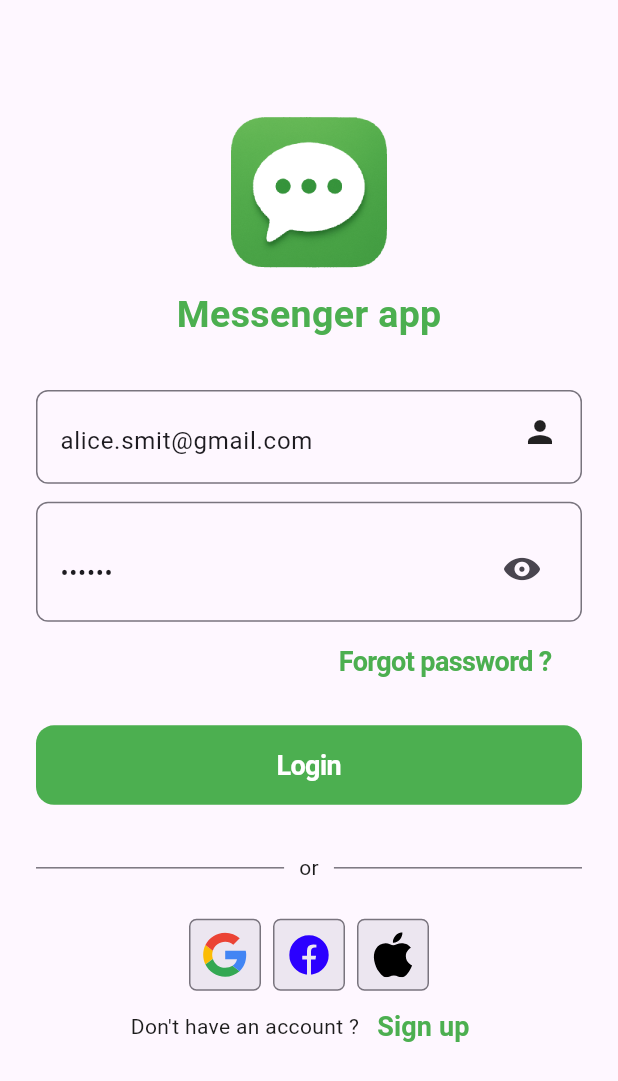
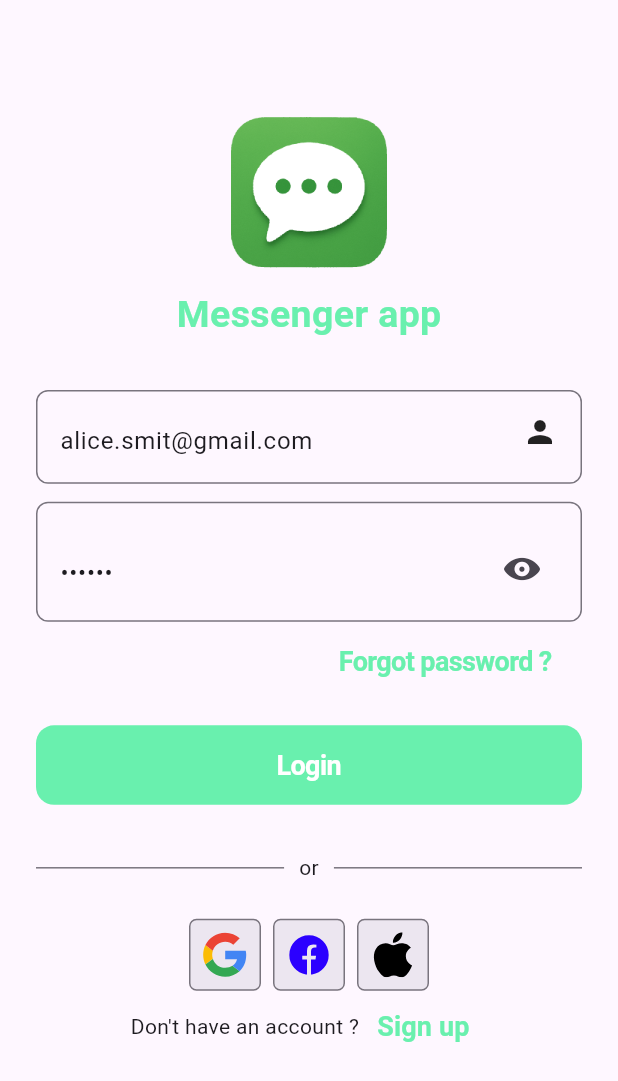
Before and after one commit to NghiemPham0404/messenger_app, a Flutter app: the screen it shows after launch, on a phone screen of 412 x 824 dp. Shown: the top 1081 px of the screen. Run offline on Flutter 3.47's test engine with Material 3 defaults, Android fonts, the phone set to English and light mode, and no system bars; our stand-ins replace dio, firebase_auth, firebase_core, flutter_dotenv, flutter_svg, google_sign_in and 2 more; accounts and stored records are empty; generated files the repository leaves out were written again.

Commit message:
update 9/7/2025
+ add logout
+ add theme and bright mode configuration

```diff
--- /dev/null
+++ b/lib/data/models/custom_color_model.dart
@@ -0,0 +1,8 @@
+import 'dart:ui';
+
+class CustomColorsModel {
+  Color primary;
+  Color primaryDark;
+
+  CustomColorsModel({required this.primary, required this.primaryDark});
+}
--- a/lib/data/repositories/auth_repo.dart
+++ b/lib/data/repositories/auth_repo.dart
@@ -2,7 +2,7 @@ import 'dart:async';
 
 import 'package:chatting_app/data/models/user.dart';
 import 'package:chatting_app/data/network/api_client.dart';
-import 'package:chatting_app/data/network/auth_api.dart';
+import 'package:chatting_app/data/services/auth_service.dart';
 import 'package:chatting_app/data/responses/auth_response.dart';
 import 'package:chatting_app/data/responses/object_response.dart';
 import 'package:chatting_app/util/web_socket_service.dart';
@@ -14,7 +14,7 @@ import 'package:firebase_auth/firebase_auth.dart'
 class AuthRepo {
   static final AuthApiClient _authApiClient = AuthApiClient();
   static final ApiClient _apiClient = ApiClient();
-  static final AuthApi _authApi = _authApiClient.getAuthApi();
+  static final AuthService _authApi = _authApiClient.getAuthApi();
 
   AuthRepo.internal();
 
@@ -57,6 +57,12 @@ class AuthRepo {
     return await _authApi.signUp(signUpBody);
   }
 
+  void logOut() {
+    _currentUser = null;
+    _userOutStream.add(_currentUser);
+    _apiClient.destroy();
+  }
+
   /// GOOGLE SIGN IN PROPERTY
   final GoogleSignIn _googleSignIn = GoogleSignIn(scopes: ['email', 'profile']);
 
--- /dev/null
+++ b/lib/data/repositories/theme_repo.dart
@@ -0,0 +1,100 @@
+import 'dart:async';
+
+import 'package:chatting_app/data/models/custom_color_model.dart';
+import 'package:flutter/material.dart';
+import 'package:shared_preferences/shared_preferences.dart';
+
+class ThemeRepo {
+  ThemeRepo.internal();
+
+  static final ThemeRepo _instance = ThemeRepo.internal();
+
+  factory ThemeRepo() => _instance;
+
+  // static const _primaryColorKey = 'primaryColor';
+  // static const _primaryDarkColorKey = 'primaryDarkColor';
+  static const _seletedColorIndex = 'selectedColorPallete';
+  static const _seletedBrightModeIndex = 'selectedBrightModePallete';
+
+  Future<int> getSavedColorPalleteIndex() async {
+    final prefs = await SharedPreferences.getInstance();
+
+    return prefs.getInt(_seletedColorIndex) ?? 2;
+  }
+
+  Future<int> saveSelectedPalleteIndex(int selectedIndex) async {
+    final prefs = await SharedPreferences.getInstance();
+    prefs.setInt(_seletedColorIndex, selectedIndex);
+    return selectedIndex;
+  }
+
+  Color hexToColor(String hexString) {
+    final buffer = StringBuffer();
+    if (hexString.length == 6 || hexString.length == 7)
+      buffer.write('ff'); // default alpha
+    buffer.write(hexString.replaceFirst('#', ''));
+    return Color(int.parse(buffer.toString(), radix: 16));
+  }
+
+  List<CustomColorsModel> getPalletes() {
+    return [
+      CustomColorsModel(primary: Colors.pink, primaryDark: Colors.redAccent),
+      CustomColorsModel(primary: Colors.yellow, primaryDark: Colors.orange),
+      CustomColorsModel(primary: Colors.greenAccent, primaryDark: Colors.green),
+      CustomColorsModel(primary: Colors.cyan, primaryDark: Colors.blue),
+      CustomColorsModel(
+        primary: Colors.purpleAccent,
+        primaryDark: Colors.purple,
+      ),
+      CustomColorsModel(
+        primary: hexToColor("#FC466B"),
+        primaryDark: hexToColor("#3F5EFB"),
+      ),
+      CustomColorsModel(
+        primary: hexToColor("#00F260"),
+        primaryDark: hexToColor("#0575E6"),
+      ),
+      CustomColorsModel(
+        primary: hexToColor("#22c1c3"),
+        primaryDark: hexToColor("#fdbb2d"),
+      ),
+    ];
+  }
+
+  Future<int> getSavedBrightMode() async {
+    final prefs = await SharedPreferences.getInstance();
+    return prefs.getInt(_seletedBrightModeIndex) ?? -1;
+  }
+
+  Future<int> saveBrightMode(Brightness? brightness) async {
+    final prefs = await SharedPreferences.getInstance();
+    prefs.setInt(_seletedBrightModeIndex, brightness?.index ?? -1);
+    return brightness?.index ?? -1;
+  }
+
+  // int _encodeColor(Color color) => color.value;
+
+  // Color? _decodeColor(int? value) => value != null ? Color(value) : null;
+
+  // Future<void> saveCustomColors(Color primary, Color primaryDark) async {
+  //   final prefs = await SharedPreferences.getInstance();
+  //   await prefs.setInt(_primaryColorKey, _encodeColor(primary));
+  //   await prefs.setInt(_primaryDarkColorKey, _encodeColor(primaryDark));
+  // }
+
+  // void getColorsPallete() async {
+  //   final prefs = await SharedPreferences.getInstance();
+
+  //   final primaryValue = prefs.getInt(_primaryColorKey);
+  //   final primaryDarkValue = prefs.getInt(_primaryDarkColorKey);
+
+  //   final primaryColor = _decodeColor(primaryValue) ?? Colors.green;
+  //   final primaryDarkColor =
+  //       _decodeColor(primaryDarkValue) ?? Colors.green[800]!;
+  //   final customColorPallete = CustomColorsModel(
+  //     primary: primaryColor,
+  //     primaryDark: primaryDarkColor,
+  //   );
+  //   _customColorPallete.add(customColorPallete);
+  // }
+}
--- a/lib/main.dart
+++ b/lib/main.dart
@@ -1,8 +1,9 @@
 import 'package:chatting_app/ui/view_models/login_view_model.dart';
+import 'package:chatting_app/ui/view_models/theme_view_model.dart';
 import 'package:chatting_app/ui/views/contacts/contacts.dart';
 import 'package:chatting_app/ui/views/conversations/conversations.dart';
 import 'package:chatting_app/ui/views/login/login.dart';
-import 'package:chatting_app/ui/views/settings/settings.dart';
+import 'package:chatting_app/ui/views/settings/setting.dart';
 import 'package:firebase_core/firebase_core.dart';
 import 'package:flutter/cupertino.dart';
 import 'package:flutter/material.dart';
@@ -21,35 +22,52 @@ class MyApp extends StatelessWidget {
   // This widget is the root of your application.
   @override
   Widget build(BuildContext context) {
-    return MaterialApp(
-      title: 'Messenger',
-      theme: ThemeData(
-        useMaterial3: true,
-        brightness: Brightness.light,
-        bottomNavigationBarTheme: BottomNavigationBarThemeData(
-          selectedItemColor: const Color.fromRGBO(76, 175, 80, 1),
-        ),
-        primaryColor: Colors.green,
-        textTheme: TextTheme(
-          bodyMedium: TextStyle(color: Color.fromRGBO(28, 28, 28, 1.0)),
-        ),
+    return ChangeNotifierProvider(
+      create: (_) => ThemeViewModel(),
+      child: Consumer<ThemeViewModel>(
+        builder:
+            (context, viewModel, child) => MaterialApp(
+              title: 'Messenger',
+              theme: _getBrightThemeData(context, viewModel),
+              darkTheme: _getDarkThemeData(context, viewModel),
+              home: SafeArea(
+                child: ChangeNotifierProvider(
+                  create: (_) => LoginViewModel(),
+                  child: const LoginPage(),
+                ),
+              ),
+              debugShowCheckedModeBanner: false,
+            ),
       ),
-      darkTheme: ThemeData(
-        brightness: Brightness.dark,
-        primaryColor: Colors.green,
-        bottomNavigationBarTheme: BottomNavigationBarThemeData(
-          selectedItemColor: Colors.green,
-        ),
-        scaffoldBackgroundColor: Color.fromRGBO(28, 28, 28, 1.0),
-        textTheme: TextTheme(bodyMedium: TextStyle(color: Colors.white)),
+    );
+  }
+
+  ThemeData _getBrightThemeData(
+    BuildContext context,
+    ThemeViewModel themeViewModel,
+  ) {
+    return ThemeData(
+      useMaterial3: true,
+      brightness: themeViewModel.currentBrightMode ?? Brightness.light,
+      bottomNavigationBarTheme: BottomNavigationBarThemeData(
+        selectedItemColor: themeViewModel.primaryColor,
       ),
-      home: SafeArea(
-        child: ChangeNotifierProvider(
-          create: (_) => LoginViewModel(),
-          child: const LoginPage(),
-        ),
+      primaryColor: themeViewModel.primaryColor,
+      primaryColorDark: themeViewModel.primaryDarkColor,
+    );
+  }
+
+  ThemeData _getDarkThemeData(
+    BuildContext context,
+    ThemeViewModel themeViewModel,
+  ) {
+    return ThemeData(
+      brightness: themeViewModel.currentBrightMode ?? Brightness.dark,
+      primaryColor: themeViewModel.primaryColor,
+      primaryColorDark: themeViewModel.primaryDarkColor,
+      bottomNavigationBarTheme: BottomNavigationBarThemeData(
+        selectedItemColor: themeViewModel.primaryColor,
       ),
-      debugShowCheckedModeBanner: false,
     );
   }
 }
@@ -74,7 +92,7 @@ class _MyHomePageState extends State<MyHomePage> {
       child: CupertinoTabScaffold(
         tabBar: CupertinoTabBar(
           backgroundColor: Theme.of(context).colorScheme.surface,
-          activeColor: Colors.green,
+          activeColor: Theme.of(context).primaryColor,
           items: <BottomNavigationBarItem>[
             BottomNavigationBarItem(
               icon: Icon(Icons.chat_outlined),
--- a/lib/ui/view_models/login_view_model.dart
+++ b/lib/ui/view_models/login_view_model.dart
@@ -25,8 +25,8 @@ class LoginViewModel extends ChangeNotifier {
         _authRepo.requestGetCurrentUser(data.accessToken);
       }
     } on DioException catch (e) {
+      debugPrint("[Login] DioException: $e");
       final errorDetail = e.response?.data['detail'] ?? e.message;
-      debugPrint("[Login] DioException: $errorDetail");
       _setError("Login failed: $errorDetail");
     } catch (e) {
       debugPrint("[Login] error: $e");
--- /dev/null
+++ b/lib/ui/view_models/setting_view_model.dart
@@ -0,0 +1,20 @@
+import 'package:chatting_app/data/models/user.dart';
+import 'package:chatting_app/data/repositories/auth_repo.dart';
+import 'package:flutter/cupertino.dart';
+
+class SettingsViewModel extends ChangeNotifier {
+  final AuthRepo _authRepo = AuthRepo();
+
+  bool _loading = false;
+  bool get loading => _loading;
+
+  String? _error;
+  String? get error => _error;
+
+  User? get currentUser => _authRepo.currentUser;
+
+  void logOut() {
+    _authRepo.logOut();
+    _authRepo.signOutGoogle();
+  }
+}
--- /dev/null
+++ b/lib/ui/view_models/theme_view_model.dart
@@ -0,0 +1,68 @@
+import 'package:chatting_app/data/models/custom_color_model.dart';
+import 'package:chatting_app/data/repositories/theme_repo.dart';
+import 'package:flutter/material.dart';
+
+class ThemeViewModel extends ChangeNotifier {
+  final _repo = ThemeRepo();
+
+  bool _loaded = false;
+  bool get isLoaded => _loaded;
+
+  // properties for app color theme
+  late Color _primaryColor;
+  Color get primaryColor => _primaryColor;
+
+  late Color _primaryDarkColor;
+  Color get primaryDarkColor => _primaryDarkColor;
+
+  List<CustomColorsModel> _colorModels = [];
+  List<CustomColorsModel> get colorModels => _colorModels;
+  int selectedIndex = 2;
+
+  // properties for app bright mode
+  int _currentBrightModeIndex = -1;
+  Brightness? _currentBrightMode;
+  Brightness? get currentBrightMode => _currentBrightMode;
+
+  ThemeViewModel() {
+    initialize();
+  }
+
+  void initialize() async {
+    // get color palletes and seleted color pallete
+    _colorModels = _repo.getPalletes();
+    selectedIndex = await _repo.getSavedColorPalleteIndex();
+    _primaryColor = _colorModels[selectedIndex].primary;
+    _primaryDarkColor = _colorModels[selectedIndex].primaryDark;
+
+    // get brightness mode
+    _currentBrightModeIndex = await _repo.getSavedBrightMode();
+    _currentBrightMode =
+        (_currentBrightModeIndex == -1)
+            ? null
+            : Brightness.values[_currentBrightModeIndex];
+
+    _loaded = true;
+    notifyListeners();
+  }
+
+  void saveSelectedThemeIndex(int newIndex) async {
+    if (newIndex != selectedIndex) {
+      selectedIndex = await _repo.saveSelectedPalleteIndex(newIndex);
+      _primaryColor = _colorModels[selectedIndex].primary;
+      _primaryDarkColor = _colorModels[selectedIndex].primaryDark;
+      notifyListeners();
+    }
+  }
+
+  void saveSelectedBrightMode(Brightness? newBrightMode) async {
+    if (newBrightMode != _currentBrightMode) {
+      _currentBrightModeIndex = await _repo.saveBrightMode(newBrightMode);
+      _currentBrightMode =
+          (_currentBrightModeIndex == -1)
+              ? null
+              : Brightness.values[_currentBrightModeIndex];
+      notifyListeners();
+    }
+  }
+}
--- a/lib/ui/views/login/login.dart
+++ b/lib/ui/views/login/login.dart
@@ -3,6 +3,7 @@ import 'package:chatting_app/ui/view_models/contact_view_model.dart';
 import 'package:chatting_app/ui/view_models/conversations_view_model.dart';
 import 'package:chatting_app/ui/view_models/group_view_model.dart';
 import 'package:chatting_app/ui/view_models/login_view_model.dart';
+import 'package:chatting_app/ui/view_models/setting_view_model.dart';
 import 'package:chatting_app/ui/views/signup/signup.dart';
 import 'package:flutter/cupertino.dart';
 import 'package:flutter/material.dart';
@@ -310,6 +311,7 @@ class LoginPageState extends State<LoginPage> {
               ChangeNotifierProvider(create: (_) => ConversationsViewModel()),
               ChangeNotifierProvider(create: (_) => ContactViewModel()),
               ChangeNotifierProvider(create: (_) => GroupViewModel()),
+              ChangeNotifierProvider(create: (_) => SettingsViewModel()),
             ],
             child: const MyHomePage(),
           );
--- a/lib/ui/widgets/contact/contact_item.dart
+++ b/lib/ui/widgets/contact/contact_item.dart
@@ -70,7 +70,7 @@ class PendingRequestItem extends ContactItem {
         Expanded(
           child: ElevatedButton(
             style: ElevatedButton.styleFrom(
-              backgroundColor: Colors.green,
+              backgroundColor: Theme.of(context).primaryColor,
               foregroundColor: Colors.white,
             ),
             onPressed: () => accept(contact.id),
```
Also changed, not shown: lib/ui/views/settings/setting.dart (added, +177 -0 lines), lib/ui/views/settings/settings.dart (deleted, +0 -36 lines), lib/ui/views/settings/theme/theme.dart (added, +181 -0 lines), lib/ui/widgets/chat/chat_bubble.dart (+10 -3 lines).
